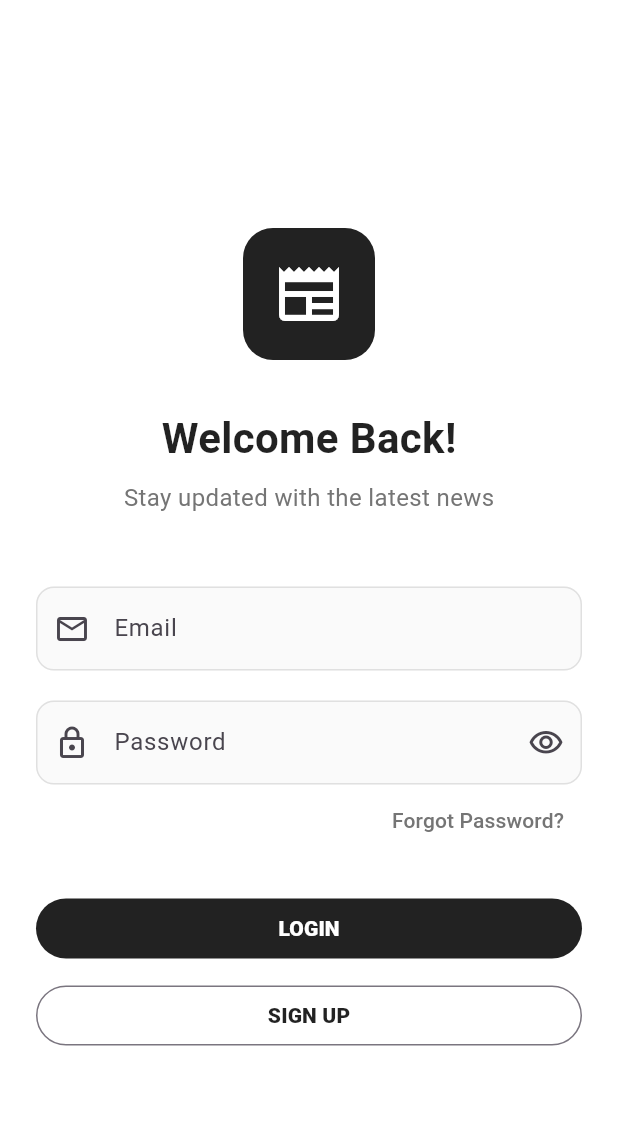
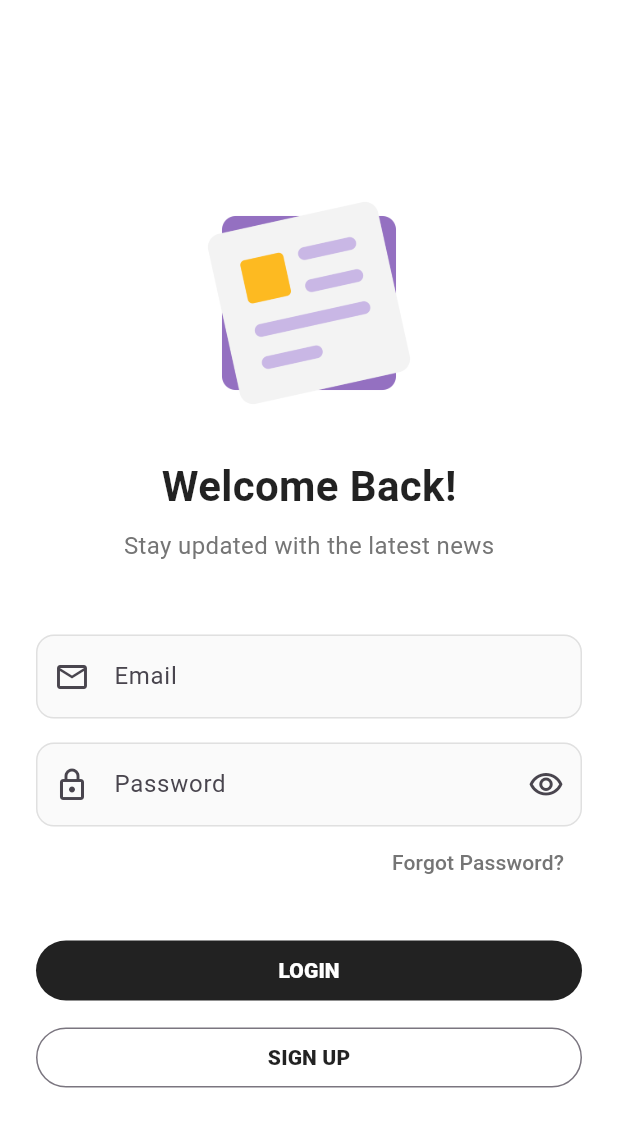
Before and after one commit to imaditya-31/news_app, a Flutter app: the screen it shows after launch, on a phone screen of 412 x 824 dp. Shown: the top 1127 px of the screen. Run offline on Flutter 3.47's test engine with Material 3 defaults, Android fonts, the phone set to English and light mode, and no system bars; our stand-ins replace get, shared_preferences, webview_flutter.

```diff
--- a/lib/views/login_screen.dart
+++ b/lib/views/login_screen.dart
@@ -11,25 +11,20 @@ class LoginScreen extends StatelessWidget {
 
   @override
   Widget build(BuildContext context) {
-    return Scaffold(
+    return GestureDetector(
+      onTap: FocusScope.of(context).unfocus,
+      child: Scaffold(
         body: SafeArea(
           child: SingleChildScrollView(
             padding: const EdgeInsets.symmetric(horizontal: 24, vertical: 32),
             child: Column(
               mainAxisAlignment: MainAxisAlignment.center,
               children: [
-              const SizedBox(height: 120),
-              Container(
-                padding: const EdgeInsets.all(20),
-                decoration: BoxDecoration(
-                  color: Colors.black87,
-                  borderRadius: BorderRadius.circular(20),
-                ),
-                child: const Icon(
-                  Icons.newspaper,
-                  size: 48,
-                  color: Colors.white,
-                ),
+                const SizedBox(height: 100),
+                Image.asset(
+                  'assets/images/logo.png',
+                  height: 140,
+                  width: 140,
                 ),
                 const SizedBox(height: 32),
                 const Text(
@@ -59,7 +54,7 @@ class LoginScreen extends StatelessWidget {
                     prefixIcon: Icon(Icons.email_outlined),
                   ),
                 ),
-              const SizedBox(height: 20),
+                const SizedBox(height: 16),
                 Obx(() => TextFormField(
                       controller: _passwordController,
                       obscureText: controller.obscurePassword.value,
@@ -128,6 +123,7 @@ class LoginScreen extends StatelessWidget {
             ),
           ),
         ),
+      ),
     );
   }
 }
--- a/lib/views/news_feed_screen.dart
+++ b/lib/views/news_feed_screen.dart
@@ -91,7 +91,7 @@ class _NewsFeedScreenState extends State<NewsFeedScreen> {
                           padding: const EdgeInsets.symmetric(
                               horizontal: 6, vertical: 2),
                           decoration: BoxDecoration(
-                              color: Colors.grey,
+                              color: Colors.grey[600],
                               borderRadius: BorderRadius.circular(4)),
                           child: Text(
                             article.source_id ?? 'Unknown',
```
Also changed, not shown: lib/views/bookmark_screen.dart (+5 -2 lines), pubspec.yaml (+13 -68 lines), assets/images/logo.png (added), pubspec.lock, 29 other files. Lines whose indentation alone changed are shown as unchanged.
